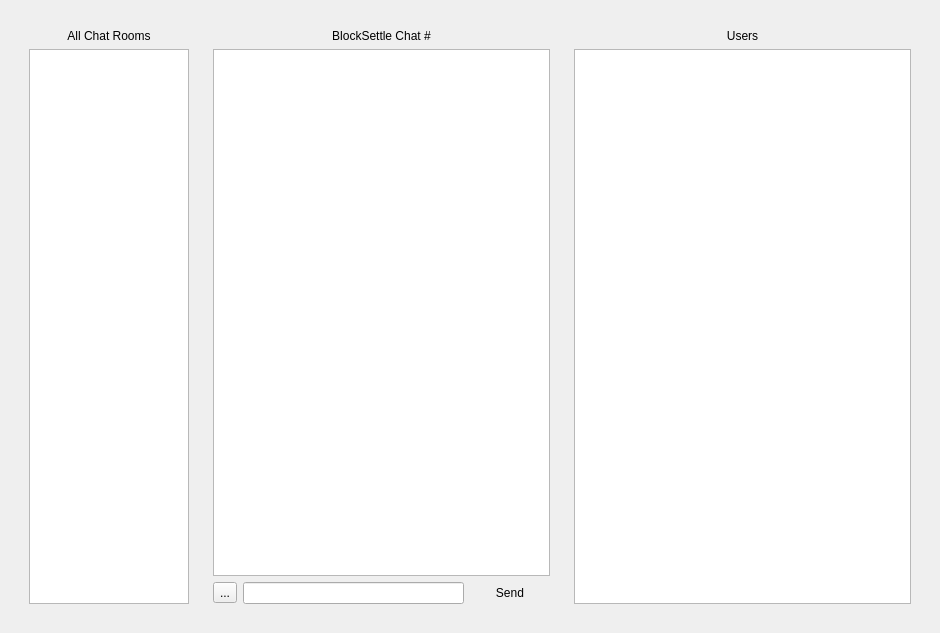
The window that BlockSettleUILib/ChatWidget.ui (BlockSettle/terminal) describes before a commit, drawn with Qt 5.
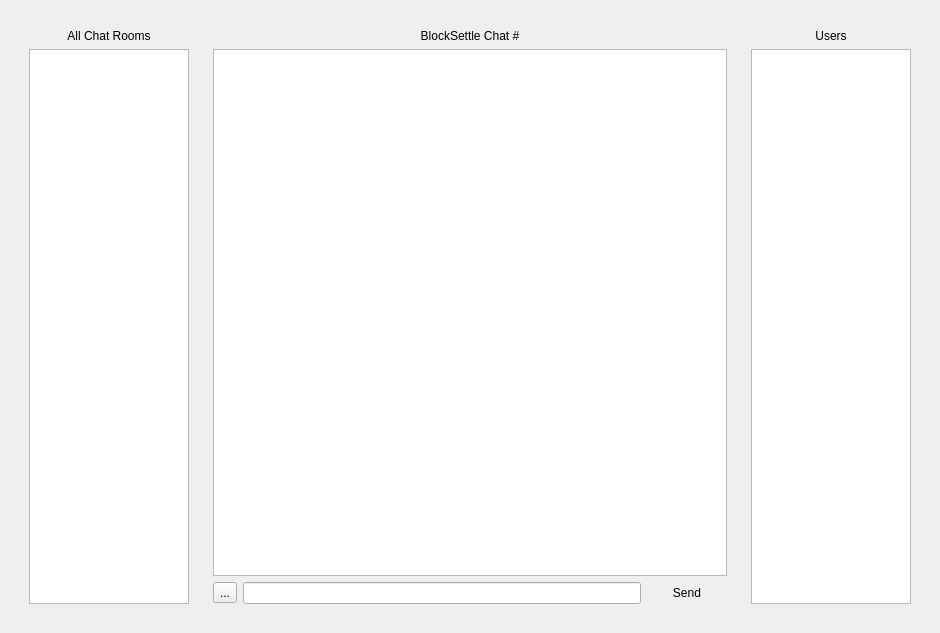
The same window after the commit.

Patch:
```diff
--- a/BlockSettleUILib/ChatWidget.ui
+++ b/BlockSettleUILib/ChatWidget.ui
@@ -39,7 +39,7 @@
       </layout>
      </widget>
      <widget class="QWidget" name="pageActive">
-      <layout class="QHBoxLayout" name="horizontalLayout_3" stretch="2,4,4">
+      <layout class="QHBoxLayout" name="horizontalLayout_3" stretch="2,6,2">
        <item>
         <widget class="QFrame" name="roomsFrame">
          <property name="headerPanel" stdset="0">
```
